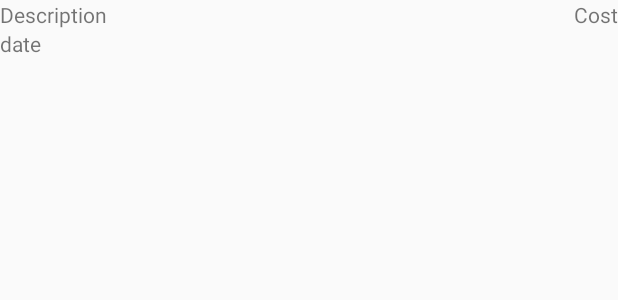
After one commit to NGZIBIN/CashTrackUpdated, an Android app: the layout row_layout.xml on its own in the app's theme, with its tools: preview values and no code run, on a phone screen of 412 x 824 dp. The commit adds this screen. Shown: the top 300 px of the screen. Run offline under Robolectric (Android 15) with nearby library versions, the phone set to English and light mode, and no system bars.

Commit message:
Getting data for listView(NOT COMPLETE)

```diff
--- a/app/src/main/res/layout/activity_shopping.xml
+++ b/app/src/main/res/layout/activity_shopping.xml
@@ -76,6 +76,7 @@
                     android:layout_height="wrap_content">
 
                     <ListView
+                        android:id="@+id/lvData"
                         android:layout_width="match_parent"
                         android:layout_height="match_parent"/>
 
--- /dev/null
+++ b/app/src/main/res/layout/row_layout.xml
@@ -0,0 +1,33 @@
+<?xml version="1.0" encoding="utf-8"?>
+<LinearLayout xmlns:android="http://schemas.android.com/apk/res/android"
+    android:orientation="horizontal" android:layout_width="match_parent"
+    android:layout_height="60dp">
+
+    <RelativeLayout
+        android:layout_width="wrap_content"
+        android:layout_height="wrap_content">
+
+        <TextView
+            android:id="@+id/desc"
+            android:layout_width="wrap_content"
+            android:layout_height="wrap_content"
+            android:text="Description"/>
+
+        <TextView
+            android:id="@+id/date"
+            android:layout_width="wrap_content"
+            android:layout_height="wrap_content"
+            android:layout_below="@+id/desc"
+            android:text="date"/>
+
+        <TextView
+            android:id="@+id/cost"
+            android:layout_width="wrap_content"
+            android:layout_height="wrap_content"
+            android:text="Cost"
+            android:layout_alignParentRight="true"/>
+
+    </RelativeLayout>
+
+
+</LinearLayout>
```
Also changed, not shown: app/src/main/java/com/example/cashtrack/ListAdapter.java (added, +70 -0 lines), app/src/main/java/com/example/cashtrack/Shopping.java (+30 -0 lines), app/src/main/java/com/example/cashtrack/ShoppingDBHelper.java (+19 -4 lines).
